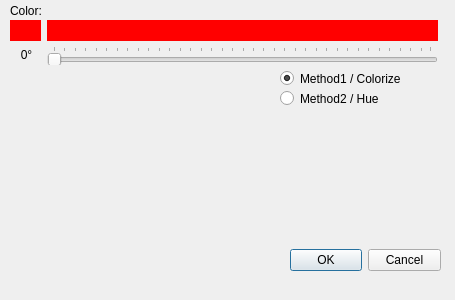
PhotoFlare/photoflare, file src/dialogs/huedialog.ui: the form before one commit.
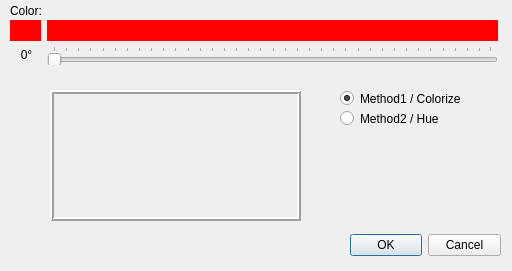
The form after the commit.

Commit message: Improve layout of Hue dialog

```diff
--- a/src/dialogs/huedialog.ui
+++ b/src/dialogs/huedialog.ui
@@ -6,8 +6,8 @@
    <rect>
     <x>0</x>
     <y>0</y>
-    <width>455</width>
-    <height>300</height>
+    <width>512</width>
+    <height>271</height>
    </rect>
   </property>
   <property name="windowTitle">
@@ -16,10 +16,10 @@
   <widget class="QDialogButtonBox" name="buttonBox">
    <property name="geometry">
     <rect>
-     <x>290</x>
+     <x>350</x>
      <y>230</y>
      <width>151</width>
-     <height>61</height>
+     <height>31</height>
     </rect>
    </property>
    <property name="orientation">
@@ -63,7 +63,7 @@
     <rect>
      <x>47</x>
      <y>20</y>
-     <width>391</width>
+     <width>451</width>
      <height>21</height>
     </rect>
    </property>
@@ -500,7 +500,7 @@
     <rect>
      <x>47</x>
      <y>46</y>
-     <width>391</width>
+     <width>451</width>
      <height>19</height>
     </rect>
    </property>
@@ -954,15 +954,30 @@
   <widget class="QLabel" name="previewLabel">
    <property name="geometry">
     <rect>
-     <x>14</x>
-     <y>80</y>
-     <width>240</width>
-     <height>180</height>
+     <x>50</x>
+     <y>90</y>
+     <width>251</width>
+     <height>131</height>
     </rect>
    </property>
+   <property name="sizePolicy">
+    <sizepolicy hsizetype="Preferred" vsizetype="Preferred">
+     <horstretch>0</horstretch>
+     <verstretch>0</verstretch>
+    </sizepolicy>
+   </property>
    <property name="autoFillBackground">
     <bool>true</bool>
    </property>
+   <property name="frameShape">
+    <enum>QFrame::Box</enum>
+   </property>
+   <property name="frameShadow">
+    <enum>QFrame::Raised</enum>
+   </property>
+   <property name="lineWidth">
+    <number>2</number>
+   </property>
    <property name="text">
     <string/>
    </property>
@@ -970,8 +985,8 @@
   <widget class="QRadioButton" name="method1">
    <property name="geometry">
     <rect>
-     <x>280</x>
-     <y>70</y>
+     <x>340</x>
+     <y>90</y>
      <width>161</width>
      <height>17</height>
     </rect>
@@ -986,8 +1001,8 @@
   <widget class="QRadioButton" name="method2">
    <property name="geometry">
     <rect>
-     <x>280</x>
-     <y>90</y>
+     <x>340</x>
+     <y>110</y>
      <width>141</width>
      <height>17</height>
     </rect>
```
The commit also changes 1 other file.
